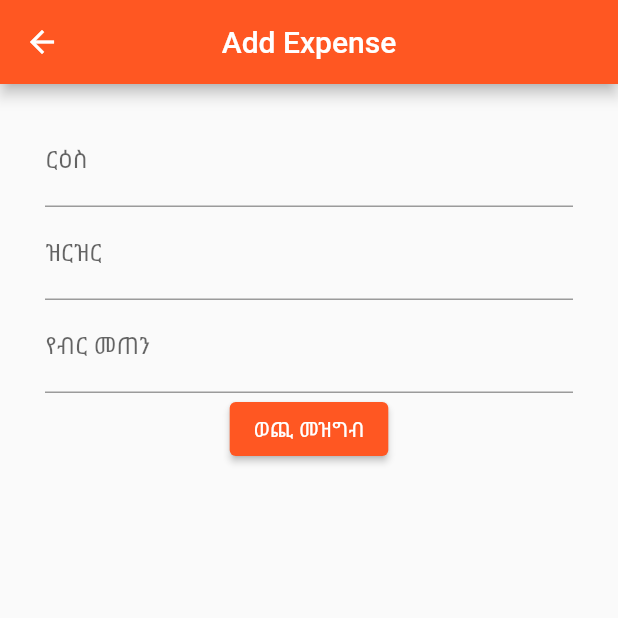
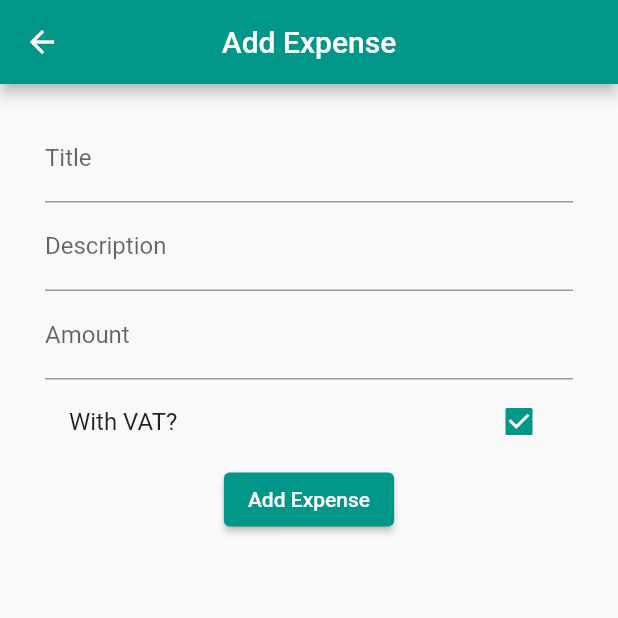
Before and after one commit to ephrem-del/demakk_hisab, a Flutter app: the HomePage screen opened by its route, tab 3 chosen, after a tap on the "add" icon, on a phone screen of 412 x 824 dp, the top half of it. Run offline on Flutter 3.47's test engine with Material 2 defaults, Android fonts, the light colour scheme and no system bars; our stand-ins replace animated_text_kit, cloud_firestore, firebase_auth, firebase_core, local_auth; accounts and stored records are empty.

Commit message:
added vat inclusive and exclusive expense types

```diff
--- a/lib/src/app.dart
+++ b/lib/src/app.dart
@@ -4,10 +4,8 @@ import 'package:flutter/material.dart';
 // import "package:flutter_gen/gen_l10n/app_localizations.dart";
 import 'package:flutter_localizations/flutter_localizations.dart';
 
-import 'sample_feature/sample_item_details_view.dart';
-import 'sample_feature/sample_item_list_view.dart';
 import 'settings/settings_controller.dart';
-import 'settings/settings_view.dart';
+// import 'settings/settings_view.dart';
 
 /// The Widget that configures your application.
 class MyApp extends StatelessWidget {
@@ -68,7 +66,7 @@ class MyApp extends StatelessWidget {
                   // Define a light and dark color theme. Then, read the user's
                   // preferred ThemeMode (light, dark, or system default) from the
                   // SettingsController to display the correct theme.
-                  theme: ThemeData(primarySwatch: Colors.deepOrange),
+                  theme: ThemeData(primarySwatch: Colors.teal),
                   darkTheme: ThemeData.dark(),
                   themeMode: settingsController.themeMode,
 
--- a/lib/src/models/expense.dart
+++ b/lib/src/models/expense.dart
@@ -5,26 +5,31 @@ class Expense {
   final String description;
   final String amount;
   final DateTime dateAdded;
+  final bool withVat;
   const Expense(
       {required this.title,
       required this.description,
       required this.amount,
-      required this.dateAdded});
+      required this.dateAdded,
+      this.withVat = true});
 
   factory Expense.fromSnapshot(QueryDocumentSnapshot snapshot) {
     return Expense(
-        title: snapshot['title'],
-        description: snapshot['description'],
-        amount: snapshot['amount'],
-        dateAdded: snapshot['dateAdded'].toDate());
+      title: snapshot['title'],
+      description: snapshot['description'],
+      amount: snapshot['amount'],
+      dateAdded: snapshot['dateAdded'].toDate(),
+      withVat: snapshot['withVat'],
+    );
   }
 
   Map<String, dynamic> toMap() {
     return {
-      'title': this.title,
-      'description': this.description,
-      'amount': this.amount,
-      'dateAdded': this.dateAdded
+      'title': title,
+      'description': description,
+      'amount': amount,
+      'dateAdded': dateAdded,
+      'withVat': withVat
     };
   }
 }
--- a/lib/src/routes/add_expense_page.dart
+++ b/lib/src/routes/add_expense_page.dart
@@ -16,6 +16,8 @@ class _AddExpensePageState extends State<AddExpensePage> {
 
   final TextEditingController amountController = TextEditingController();
 
+  bool withVat = true;
+
   final _formKey = GlobalKey<FormState>();
 
   final AddExpenseViewModel _addExpenseVM = AddExpenseViewModel();
@@ -25,8 +27,9 @@ class _AddExpensePageState extends State<AddExpensePage> {
     final _title = titleController.text;
     final _description = descriptionController.text;
     final _amount = amountController.text;
+    final _withVat = withVat;
     if (_formKey.currentState!.validate()) {
-      await _addExpenseVM.addExpense(_title, _description, _amount);
+      await _addExpenseVM.addExpense(_title, _description, _amount, _withVat);
       //if (isAdded) {
       Navigator.pop(context);
       //}
@@ -50,14 +53,14 @@ class _AddExpensePageState extends State<AddExpensePage> {
                 controller: titleController,
                 validator: (value) {
                   if (value == null) {
-                    return 'ርዕስ አስገባ';
+                    return 'Title required';
                   } else if (value.isEmpty) {
-                    return 'ርዕስ አስገባ';
+                    return 'Title required';
                   }
                 },
                 decoration: const InputDecoration(
-                  hintText: 'የወጪ ርዕስ',
-                  label: Text('ርዕስ'),
+                  hintText: 'Expense Title',
+                  label: Text('Title'),
                 ),
               ),
               TextFormField(
@@ -67,14 +70,14 @@ class _AddExpensePageState extends State<AddExpensePage> {
                 //expands: true,
                 validator: (value) {
                   if (value == null) {
-                    return 'የወጪ ዝርዝር አስገባ';
+                    return 'Description required';
                   } else if (value.isEmpty) {
-                    return 'የወጪ ዝርዝር አስገባ';
+                    return 'Description required';
                   }
                 },
                 decoration: const InputDecoration(
-                  hintText: 'የወጪ ዝርዝር',
-                  label: Text('ዝርዝር'),
+                  hintText: 'Expense description',
+                  label: Text('Description'),
                 ),
               ),
               TextFormField(
@@ -82,22 +85,30 @@ class _AddExpensePageState extends State<AddExpensePage> {
                 controller: amountController,
                 validator: (value) {
                   if (value == null) {
-                    return 'የብር መጠን አስገባ';
+                    return 'Amount required';
                   } else if (value.isEmpty) {
-                    return 'የብር መጠን አስገባ';
+                    return 'Amount required';
                   }
                 },
                 keyboardType: TextInputType.phone,
                 decoration: const InputDecoration(
-                  hintText: 'የብር መጠን',
-                  label: Text('የብር መጠን'),
+                  hintText: 'Amount',
+                  label: Text('Amount'),
                 ),
               ),
+              CheckboxListTile(
+                  title: Text('With VAT?'),
+                  value: withVat,
+                  onChanged: (value) {
+                    setState(() {
+                      withVat = value ?? false;
+                    });
+                  }),
               ElevatedButton(
                 onPressed: () {
                   _addExpense(context);
                 },
-                child: Text('ወጪ መዝግብ'),
+                child: Text('Add Expense'),
               )
             ],
           ),
--- a/lib/src/routes/add_order_page.dart
+++ b/lib/src/routes/add_order_page.dart
@@ -28,7 +28,6 @@ class _AddOrderPageState extends State<AddOrderPage> {
       final ordAmount = int.parse(newAmountController.text);
       final double pps = double.parse(newPricePerSingleController.text);
       final paidAmount = int.parse(newPaymentController.text);
-      final dateTime = DateTime.now();
       await _addOrderViewModel.addOrder(
           name, orderType, ordAmount, pps, paidAmount, widget.customer.id!);
       //if (isAdded) {
@@ -43,7 +42,8 @@ class _AddOrderPageState extends State<AddOrderPage> {
       appBar: AppBar(
         elevation: 0.0,
         backgroundColor: Theme.of(context).primaryColor,
-        title: const Text('ትዕዛዝ ማስገቢያ'),
+        title: const Text('Add Order'),
+        centerTitle: true,
       ),
       //backgroundColor: Colors.white12,
       body: Center(
@@ -59,7 +59,7 @@ class _AddOrderPageState extends State<AddOrderPage> {
                 child: Column(
                   children: [
                     const Text(
-                      'ትዕዛዝ ማስገቢያ',
+                      'Add Order',
                       style: TextStyle(fontSize: 30),
                     ),
                     const SizedBox(
@@ -107,7 +107,7 @@ class _AddOrderPageState extends State<AddOrderPage> {
       child: Row(
         mainAxisAlignment: MainAxisAlignment.spaceBetween,
         children: [
-          const Text('አይነት:',
+          const Text('Type:',
               style: TextStyle(fontSize: 20, fontWeight: FontWeight.w500)),
           Opacity(
             opacity: 0.8,
@@ -122,13 +122,13 @@ class _AddOrderPageState extends State<AddOrderPage> {
                     controller: newTypeController,
                     validator: (value) {
                       if (value == null) {
-                        return 'አይነት አስገባ';
+                        return 'Type is required';
                       }
                       if (value.isEmpty) {
-                        return 'አይነት አስገባ';
+                        return 'Type is required';
                       }
                     },
-                    decoration: const InputDecoration(hintText: 'የትዕዛዝ አይነት'),
+                    decoration: const InputDecoration(hintText: 'Order Type'),
                   ),
                 ),
               ),
@@ -146,7 +146,7 @@ class _AddOrderPageState extends State<AddOrderPage> {
         mainAxisAlignment: MainAxisAlignment.spaceBetween,
         children: [
           const Text(
-            'ብዛት:',
+            'Amount:',
             style: TextStyle(fontSize: 20, fontWeight: FontWeight.w500),
           ),
           Opacity(
@@ -164,13 +164,13 @@ class _AddOrderPageState extends State<AddOrderPage> {
                     keyboardType: TextInputType.number,
                     validator: (value) {
                       if (value == null) {
-                        return 'ብዛት አስገባ';
+                        return 'Amount is required';
                       }
                       if (value.isEmpty) {
-                        return 'ብዛት አስገባ';
+                        return 'Amount is required';
                       }
                     },
-                    decoration: const InputDecoration(hintText: 'ብዛት'),
+                    decoration: const InputDecoration(hintText: 'Amount'),
                   ),
                 ),
               ),
@@ -188,7 +188,7 @@ class _AddOrderPageState extends State<AddOrderPage> {
         mainAxisAlignment: MainAxisAlignment.spaceBetween,
         children: [
           const Text(
-            'የአንዱ ዋጋ:',
+            'PPS:',
             style: TextStyle(fontSize: 20, fontWeight: FontWeight.w500),
           ),
           Opacity(
@@ -206,14 +206,14 @@ class _AddOrderPageState extends State<AddOrderPage> {
                     keyboardType: TextInputType.number,
                     validator: (value) {
                       if (value == null) {
-                        return 'የአንዱ ዋጋ አስገባ';
+                        return 'Price per single is required';
                       }
                       if (value.isEmpty) {
-                        return 'የአንዱ ዋጋ አስገባ';
+                        return 'Price per single is required';
                       }
                     },
                     decoration: const InputDecoration(
-                      hintText: 'የአንዱ ዋጋ',
+                      hintText: 'Price per single',
                     ),
                   ),
                 ),
@@ -232,7 +232,7 @@ class _AddOrderPageState extends State<AddOrderPage> {
         mainAxisAlignment: MainAxisAlignment.spaceBetween,
         children: [
           const Text(
-            'የተከፈለ:',
+            'Paid:',
             style: TextStyle(fontSize: 20, fontWeight: FontWeight.w500),
           ),
           Opacity(
@@ -250,13 +250,13 @@ class _AddOrderPageState extends State<AddOrderPage> {
                     keyboardType: TextInputType.number,
                     validator: (value) {
                       if (value == null) {
-                        return 'የተከፈለ ብር አስገባ';
+                        return 'Paid amount is required';
                       }
                       if (value.isEmpty) {
-                        return 'የተከፈለ ብር አስገባ';
+                        return 'Paid amount is required';
                       }
                     },
-                    decoration: const InputDecoration(hintText: 'የተከፈለ ብር'),
+                    decoration: const InputDecoration(hintText: 'Paid amount'),
                   ),
                 ),
               ),
@@ -273,7 +273,7 @@ class _AddOrderPageState extends State<AddOrderPage> {
         _addOrder(context);
       },
       child: const Text(
-        'ትዕዛዝ ጨምር',
+        'Add Order',
         style: TextStyle(color: Colors.black),
       ),
       style: ButtonStyle(
--- a/lib/src/routes/customer_detail_page.dart
+++ b/lib/src/routes/customer_detail_page.dart
@@ -40,13 +40,13 @@ class CustomerDetailPage extends StatelessWidget {
               ),
               tabs: [
                 Tab(
-                  text: 'ዛሬ',
+                  text: 'Today\'s',
                 ),
                 Tab(
-                  text: 'ሳምንታዊ',
+                  text: 'Weekly',
                 ),
                 Tab(
-                  text: 'ጠቅላላ',
+                  text: 'All',
                 ),
               ],
             ),
--- a/lib/src/routes/customers_list_page.dart
+++ b/lib/src/routes/customers_list_page.dart
@@ -106,7 +106,7 @@ class CustomerTile extends StatelessWidget {
                       child: Align(
                         alignment: Alignment.centerRight,
                         child: Text(
-                          "ቀሪ ክፍያ:  ${customer.paymentLeft}",
+                          "Payment Left:  ${customer.paymentLeft}",
                           //overflow: TextOverflow.fade,
                           style: const TextStyle(
                               fontSize: 20, fontWeight: FontWeight.w500),
@@ -120,7 +120,7 @@ class CustomerTile extends StatelessWidget {
                   mainAxisAlignment: MainAxisAlignment.spaceBetween,
                   children: [
                     const Text(
-                      'ስልክ ቁጥር: ',
+                      'Phone no: ',
                       style: TextStyle(
                         fontSize: 18,
                         fontWeight: FontWeight.w400,
--- a/lib/src/routes/expense_list_page.dart
+++ b/lib/src/routes/expense_list_page.dart
@@ -38,10 +38,10 @@ class _ExpenseListPageState extends State<ExpenseListPage> {
             return Text('Error: ${snapshot.error}');
           }
           switch (snapshot.connectionState) {
-            // case ConnectionState.waiting:
-            //   return const Center(
-            //     child: Text('Loading . . .'),
-            //   );
+            case ConnectionState.waiting:
+              return const Center(
+                child: Text('Loading . . .'),
+              );
             default:
               if (!snapshot.hasData) {
                 return const Center(
@@ -85,9 +85,17 @@ class ExpenseTile extends StatelessWidget {
           mainAxisAlignment: MainAxisAlignment.start,
           crossAxisAlignment: CrossAxisAlignment.start,
           children: [
-            _ExpenseListTile(title: 'ርዕስ: ', content: expense.title),
-            _ExpenseListTile(title: 'የብር መጠን: ', content: expense.amount),
-            _ExpenseListTile(title: 'የወጪ ዝርዝር: ', content: expense.description),
+            _ExpenseListTile(title: 'Title: ', content: expense.title),
+            expense.withVat
+                ? _ExpenseListTile(title: 'Price', content: expense.withoutVat)
+                : const SizedBox.shrink(),
+            expense.withVat
+                ? _ExpenseListTile(title: 'VAT', content: expense.vat)
+                : const SizedBox.shrink(),
+            _ExpenseListTile(
+                title: 'Total Price: ', content: expense.totalAmount),
+            _ExpenseListTile(
+                title: 'Description: ', content: expense.description),
             _ExpenseListTile(title: '', content: expense.dateAdded)
           ],
         ),
--- a/lib/src/routes/home_page.dart
+++ b/lib/src/routes/home_page.dart
@@ -18,8 +18,8 @@ class _HomePageState extends State<HomePage>
     with SingleTickerProviderStateMixin {
   late TabController _tabController;
 //  int _currentIndex = 0;
-  final List _titles = ['አዳዲሰ ትእዛዞች', 'ደንበኞች', 'ወጪ'];
-  String title = 'አዳዲስ';
+  final List _titles = ['Today\'s Orders', 'Customers', 'Expense'];
+  String title = 'Todays\'s';
   bool _isSignedIn = false;
   @override
   void initState() {
@@ -95,13 +95,13 @@ class _HomePageState extends State<HomePage>
                     controller: _tabController,
                     tabs: const [
                       Tab(
-                        text: 'አዳዲስ',
+                        text: 'Today\'s',
                       ),
                       Tab(
-                        text: 'ደንበኞች',
+                        text: 'Customers',
                       ),
                       Tab(
-                        text: 'ወጪ',
+                        text: 'Expense',
                       ),
                     ],
                   ),
--- a/lib/src/routes/new_orders_page.dart
+++ b/lib/src/routes/new_orders_page.dart
@@ -33,7 +33,7 @@ class _NewOrdersPageState extends State<NewOrdersPage> {
                 mainAxisAlignment: MainAxisAlignment.spaceBetween,
                 children: [
                   const Text(
-                    'ጠቅላላ የዛሬ ገቢ',
+                    'Total Today',
                     style: TextStyle(
                         color: Colors.white,
                         fontSize: 20,
@@ -43,19 +43,19 @@ class _NewOrdersPageState extends State<NewOrdersPage> {
                     stream: _newOrdersVM.totalTodayStream.stream,
                     builder: (context, snapshot) {
                       if (snapshot.hasError) {
-                        return Text('0 ብር');
+                        return Text('0 \$\$');
                       }
                       switch (snapshot.connectionState) {
                         case ConnectionState.waiting:
-                          return Text('0 ብር');
+                          return Text('0 \$\$');
                         default:
                           if (!snapshot.hasData) {
-                            return Text('0 ብር');
+                            return Text('0 \$\$');
                           }
                       }
                       final totalToday = snapshot.data!;
                       return Text(
-                        '$totalToday ብር',
+                        '$totalToday \$\$',
                         style: const TextStyle(
                             color: Colors.white,
                             fontSize: 20,
--- a/lib/src/view_models/expense_view_model.dart
+++ b/lib/src/view_models/expense_view_model.dart
@@ -17,8 +17,31 @@ class ExpenseViewModel {
     return expense.description;
   }
 
-  String get amount {
+  String get totalAmount {
     return expense.amount;
+  }
+
+  String get withoutVat {
+    if (expense.withVat == true) {
+      final _total = int.parse(expense.amount);
+      final _withoutVat = _total / 1.15;
+      return _withoutVat.toStringAsFixed(2);
+    }
+    return expense.amount;
+  }
+
+  String get vat {
+    if (expense.withVat == true) {
+      final _total = int.parse(expense.amount);
+      final _withoutVat = _total / 1.15;
+      final _vat = _total - _withoutVat;
+      return _vat.toStringAsFixed(2);
+    }
+    return '';
+  }
+
+  bool get withVat {
+    return expense.withVat;
   }
 
   String get dateAdded {
```
Also changed, not shown: lib/src/routes/add_customer_page.dart (+10 -10 lines), lib/src/routes/authentication_page.dart (+9 -9 lines), lib/src/routes/contacts_page.dart (+59 -2 lines), lib/src/routes/splash_screen.dart (+2 -27 lines), lib/src/view_models/add_expense_view_model.dart (+13 -7 lines), lib/src/view_models/contacts_view_model.dart (+21 -0 lines), lib/src/view_models/supplier_view_model.dart (added, +18 -0 lines), assets/images/demakk_logo.png (added), assets/images/demakk_logo.svg (added).
